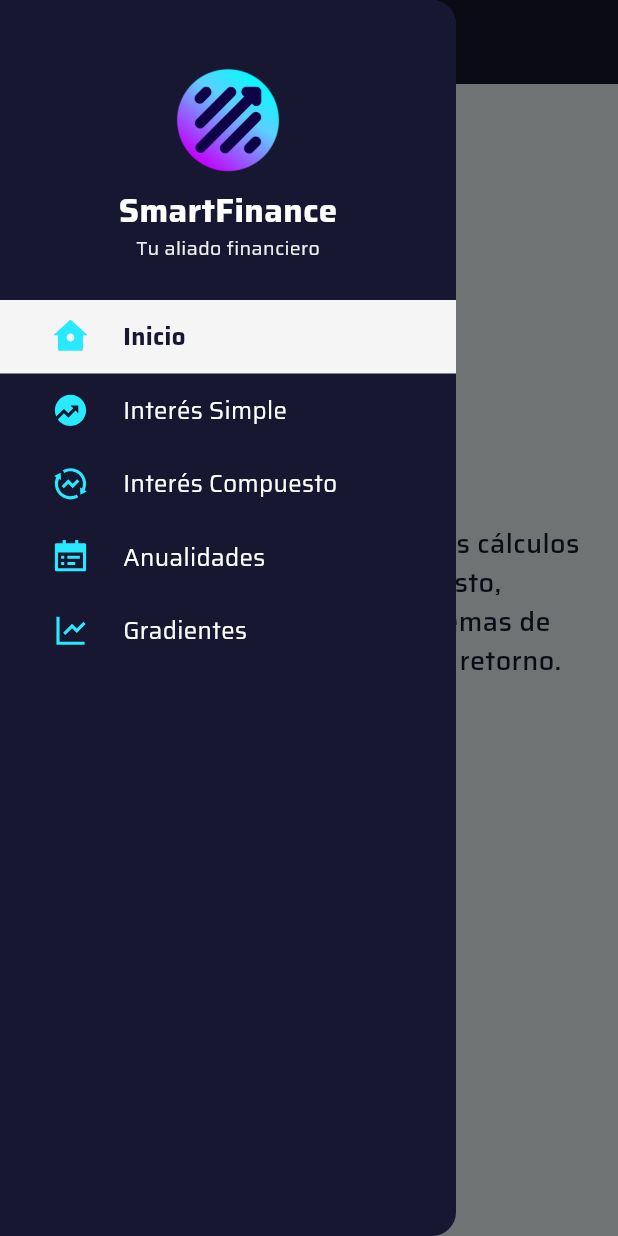
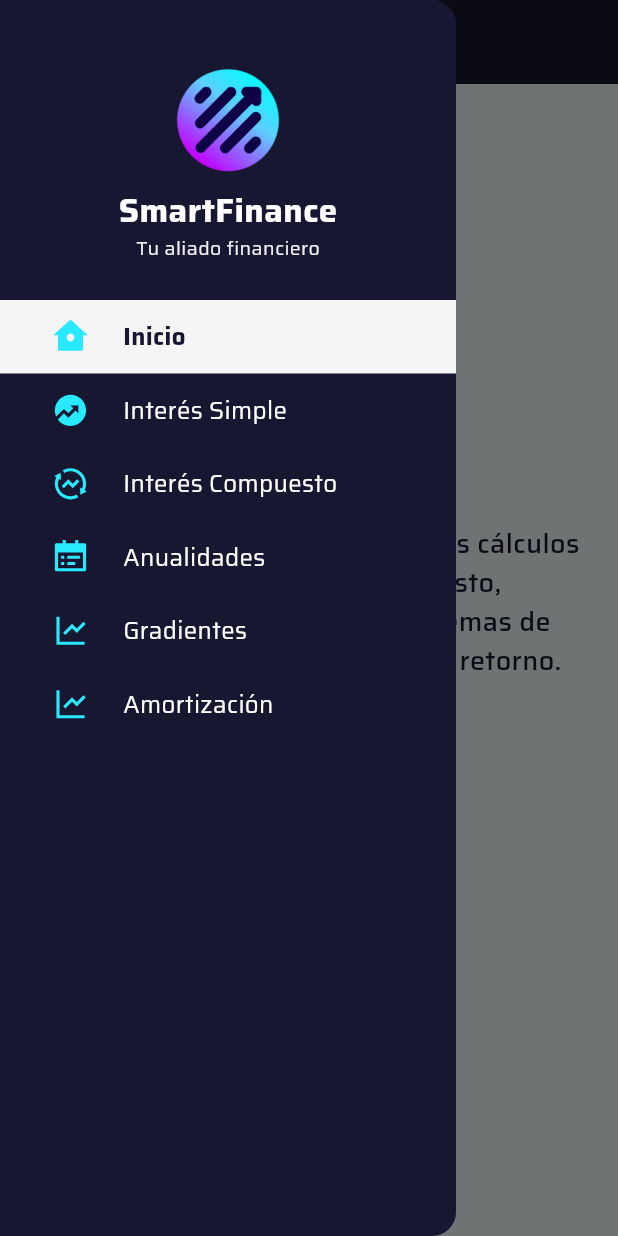
Before and after one commit to CarlosZ11/SmartFinance, a Flutter app: the screen it shows after launch, with the side drawer open, on a phone screen of 412 x 824 dp. Run offline on Flutter 3.47's test engine with Material 3 defaults, Android fonts, the phone set to English and light mode, and no system bars; our stand-ins replace flutter_spinkit, google_fonts, remixicon.

Commit message:
Se creo la vista de amortizacion

```diff
--- a/lib/ui/home/home.dart
+++ b/lib/ui/home/home.dart
@@ -1,3 +1,4 @@
+import 'package:calculator_app/ui/home/pages/amortizacion/amortizacion.dart';
 import 'package:calculator_app/ui/home/pages/gradientes/gradientes.dart';
 import 'package:calculator_app/ui/home/pages/interes_compuesto/interes_compuesto.dart';
 import 'package:calculator_app/ui/home/pages/interes_simple/interes_simple.dart';
@@ -45,6 +46,8 @@ class _HomePageState extends State<HomePage> {
       container = const AnualidadesPage();
     }else if (currentPage == DrawerSections.gradientes) {
       container = GradientesPage();
+    }else if (currentPage == DrawerSections.amortizacion) {
+      container = AmortizacionPage();
     }
     return isLoading
       ? const LoadingPage()
@@ -86,6 +89,7 @@ class _HomePageState extends State<HomePage> {
         menuItem(2, "Interés Compuesto", Remix.exchange_funds_line,currentPage == DrawerSections.interes_compuesto ? true : false),
         menuItem(3, "Anualidades", Remix.calendar_todo_fill, currentPage == DrawerSections.anualidades ? true : false),
         menuItem(4, "Gradientes", Remix.line_chart_line, currentPage == DrawerSections.gradientes ? true : false),
+        menuItem(5, "Amortización", Remix.line_chart_line, currentPage == DrawerSections.amortizacion ? true : false),
       ],
     );
   }
@@ -112,6 +116,9 @@ class _HomePageState extends State<HomePage> {
             } else if (id == 4) {
               currentPage = DrawerSections.gradientes;
               currentTitle = 'Gradientes';
+            } else if (id == 5) {
+              currentPage = DrawerSections.amortizacion;
+              currentTitle = 'Amortización';
             }
           });
         },
@@ -151,4 +158,5 @@ enum DrawerSections {
   interes_compuesto,
   anualidades,
   gradientes,
+  amortizacion
 }
```
Also changed, not shown: lib/ui/home/pages/amortizacion/amortizacion.dart (added, +10 -0 lines).
